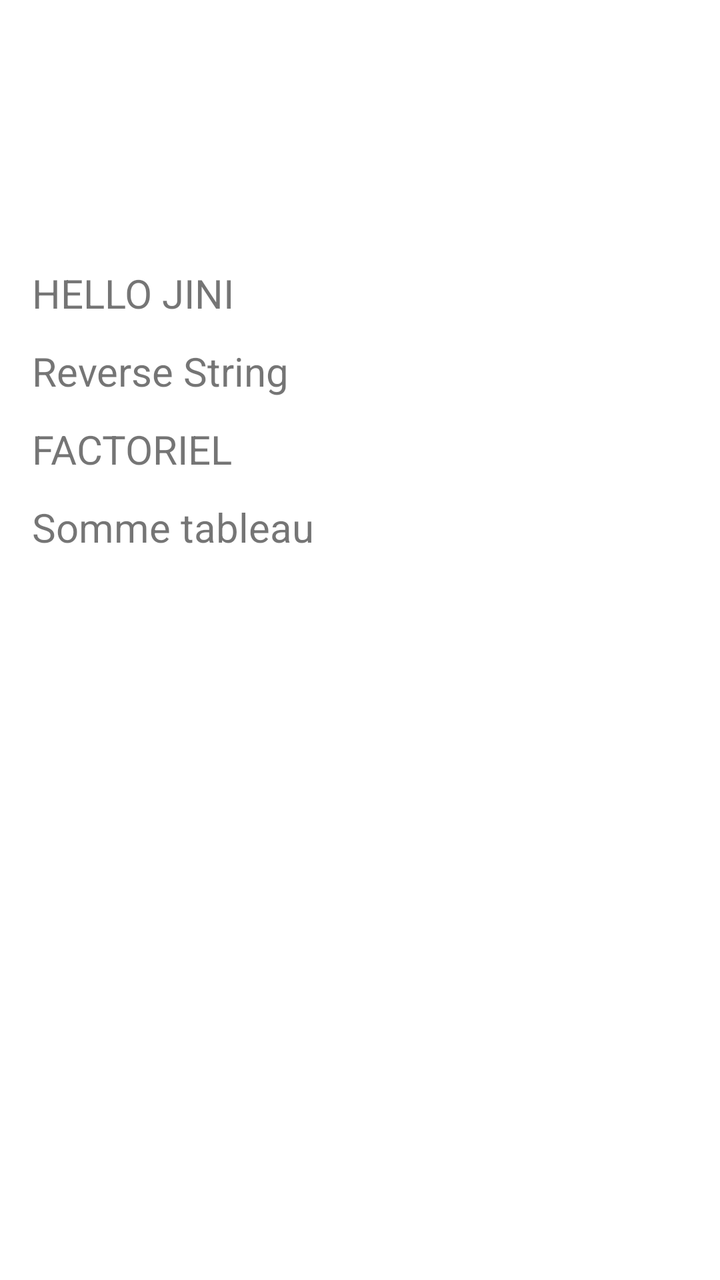
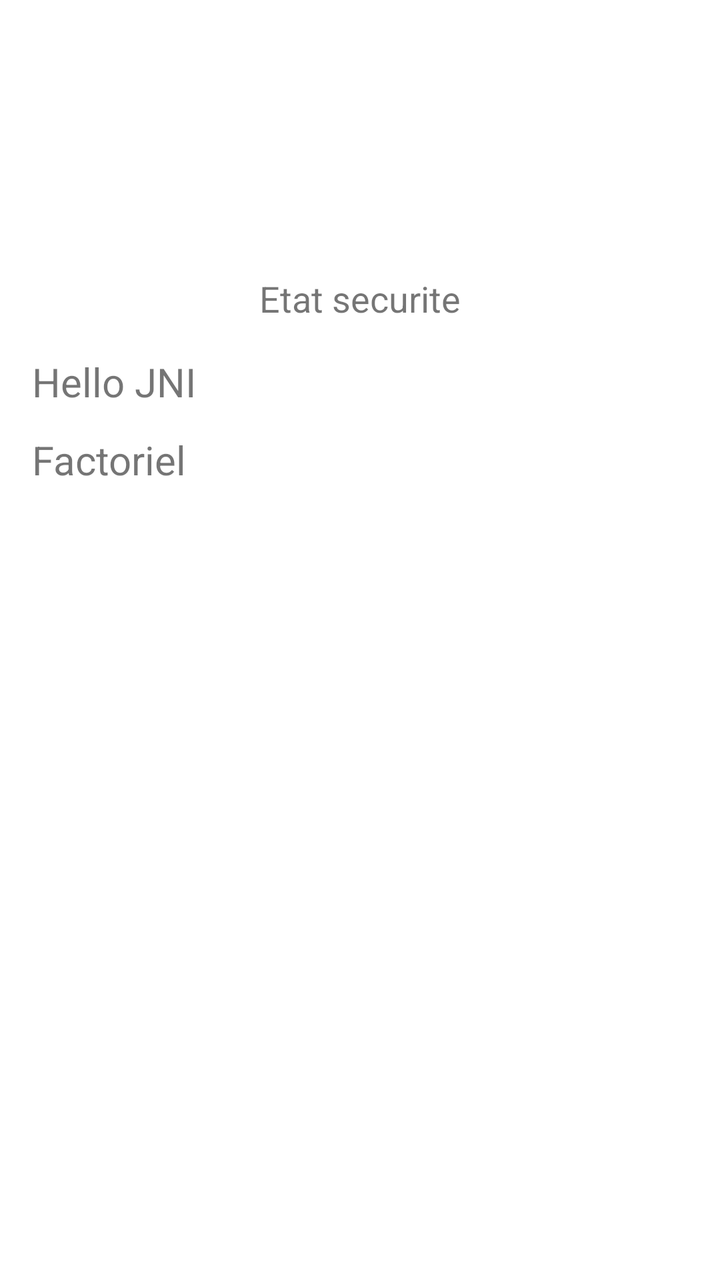

The first picture is an Android layout as it rendered before a commit; the second is the same layout after the commit. The layout source and the unified diff follow.
<!-- AndroidManifest.xml: application theme Theme.Lab22dev -->
<!-- res/layout/activity_main.xml -->
<?xml version="1.0" encoding="utf-8"?>
<ScrollView xmlns:android="http://schemas.android.com/apk/res/android"
    android:layout_width="match_parent"
    android:layout_height="match_parent">

    <LinearLayout
        android:layout_width="match_parent"
        android:layout_height="wrap_content"
        android:orientation="vertical"
        android:padding="16dp">

        <TextView
            android:id="@+id/tvvide"
            android:layout_width="match_parent"
            android:layout_height="wrap_content"
            android:paddingBottom="12dp"
            android:text=""
            android:textSize="20sp" />
        <TextView
        android:id="@+id/tvval"
        android:layout_width="match_parent"
        android:layout_height="wrap_content"
        android:paddingBottom="12dp"
        android:text=""
        android:textSize="20sp" />
        <TextView
        android:id="@+id/tvcve"
        android:layout_width="match_parent"
        android:layout_height="wrap_content"
        android:paddingBottom="12dp"
        android:text=""
        android:textSize="20sp" />
        <TextView
            android:id="@+id/tvFact"
            android:layout_width="match_parent"
            android:layout_height="wrap_content"
            android:paddingBottom="12dp"
            android:text="HELLO JINI"
            android:textSize="20sp" />

        <TextView
            android:id="@+id/tvReverse"
            android:layout_width="match_parent"
            android:layout_height="wrap_content"
            android:text="Reverse String"
            android:textSize="20sp"
            android:paddingBottom="12dp" />

        <TextView
            android:id="@+id/tvHello"
            android:layout_width="match_parent"
            android:layout_height="wrap_content"
            android:paddingBottom="12dp"
            android:text="FACTORIEL"
            android:textSize="20sp" />

        <TextView
            android:id="@+id/tvArray"
            android:layout_width="match_parent"
            android:layout_height="wrap_content"
            android:text="Somme tableau"
            android:textSize="20sp"
            android:paddingBottom="12dp" />

    </LinearLayout>
</ScrollView>
<!-- resources referenced by this layout -->
<resources>
  <style name="Theme.Lab22dev" parent="Theme.MaterialComponents.DayNight.DarkActionBar">
          
          <item name="colorPrimary">@color/purple_500</item>
          <item name="colorPrimaryVariant">@color/purple_700</item>
          <item name="colorOnPrimary">@color/white</item>
          
          <item name="colorSecondary">@color/teal_200</item>
          <item name="colorSecondaryVariant">@color/teal_700</item>
          <item name="colorOnSecondary">@color/black</item>
          
          <item name="android:statusBarColor">?attr/colorPrimaryVariant</item>
          
      </style>
  <color name="purple_500">#FF6200EE</color>
  <color name="purple_700">#FF3700B3</color>
  <color name="white">#FFFFFFFF</color>
  <color name="teal_200">#FF03DAC5</color>
  <color name="teal_700">#FF018786</color>
  <color name="black">#FF000000</color>
</resources>

<!-- the commit's change to res/layout/activity_main.xml (unified diff, before → after) -->
@@ -8,57 +8,52 @@
         android:layout_height="wrap_content"
         android:orientation="vertical"
         android:padding="16dp">
-
         <TextView
-            android:id="@+id/tvvide"
+            android:id="@+id/tvSt"
             android:layout_width="match_parent"
             android:layout_height="wrap_content"
-            android:paddingBottom="12dp"
             android:text=""
-            android:textSize="20sp" />
+            android:textSize="18sp"
+            android:gravity="center"
+            android:paddingBottom="16dp" />
         <TextView
-        android:id="@+id/tvval"
-        android:layout_width="match_parent"
-        android:layout_height="wrap_content"
-        android:paddingBottom="12dp"
-        android:text=""
-        android:textSize="20sp" />
-        <TextView
-        android:id="@+id/tvcve"
-        android:layout_width="match_parent"
-        android:layout_height="wrap_content"
-        android:paddingBottom="12dp"
-        android:text=""
-        android:textSize="20sp" />
-        <TextView
-            android:id="@+id/tvFact"
+            android:id="@+id/tvSts"
             android:layout_width="match_parent"
             android:layout_height="wrap_content"
-            android:paddingBottom="12dp"
-            android:text="HELLO JINI"
-            android:textSize="20sp" />
-
+            android:text=""
+            android:textSize="18sp"
+            android:gravity="center"
+            android:paddingBottom="16dp" />
         <TextView
-            android:id="@+id/tvReverse"
+            android:id="@+id/tvStu"
             android:layout_width="match_parent"
             android:layout_height="wrap_content"
-            android:text="Reverse String"
-            android:textSize="20sp"
-            android:paddingBottom="12dp" />
+            android:text=""
+            android:textSize="18sp"
+            android:gravity="center"
+            android:paddingBottom="16dp" />
+        <TextView
+            android:id="@+id/tvStatus"
+            android:layout_width="match_parent"
+            android:layout_height="wrap_content"
+            android:text="Etat securite"
+            android:textSize="18sp"
+            android:gravity="center"
+            android:paddingBottom="16dp" />
 
         <TextView
             android:id="@+id/tvHello"
             android:layout_width="match_parent"
             android:layout_height="wrap_content"
-            android:paddingBottom="12dp"
-            android:text="FACTORIEL"
-            android:textSize="20sp" />
+            android:text="Hello JNI"
+            android:textSize="20sp"
+            android:paddingBottom="12dp" />
 
         <TextView
-            android:id="@+id/tvArray"
+            android:id="@+id/tvFact"
             android:layout_width="match_parent"
             android:layout_height="wrap_content"
-            android:text="Somme tableau"
+            android:text="Factoriel"
             android:textSize="20sp"
             android:paddingBottom="12dp" />
 
